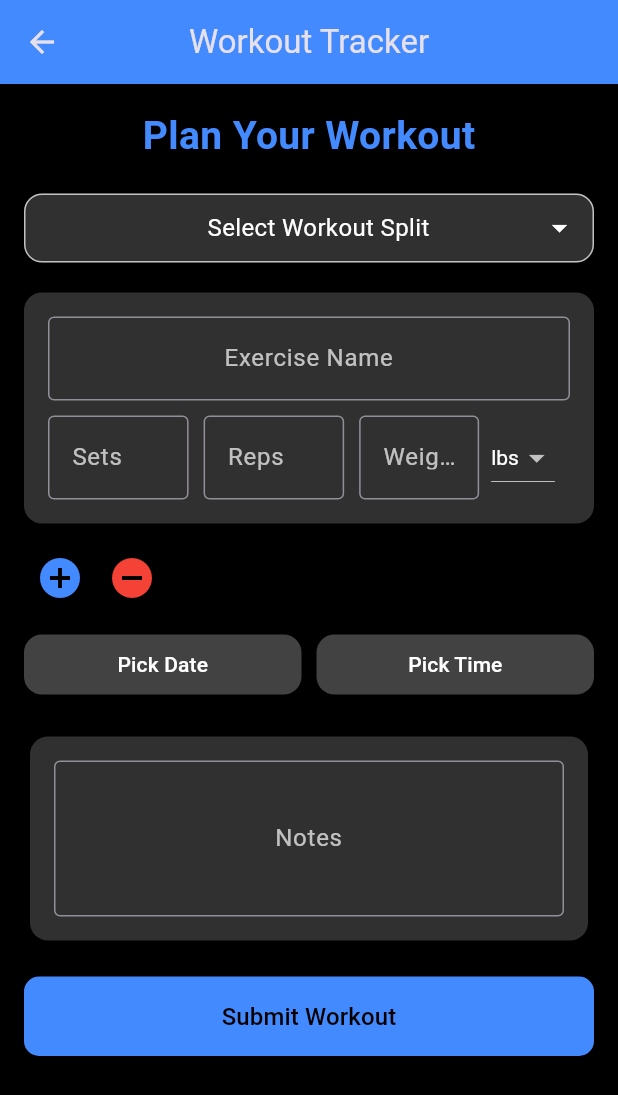
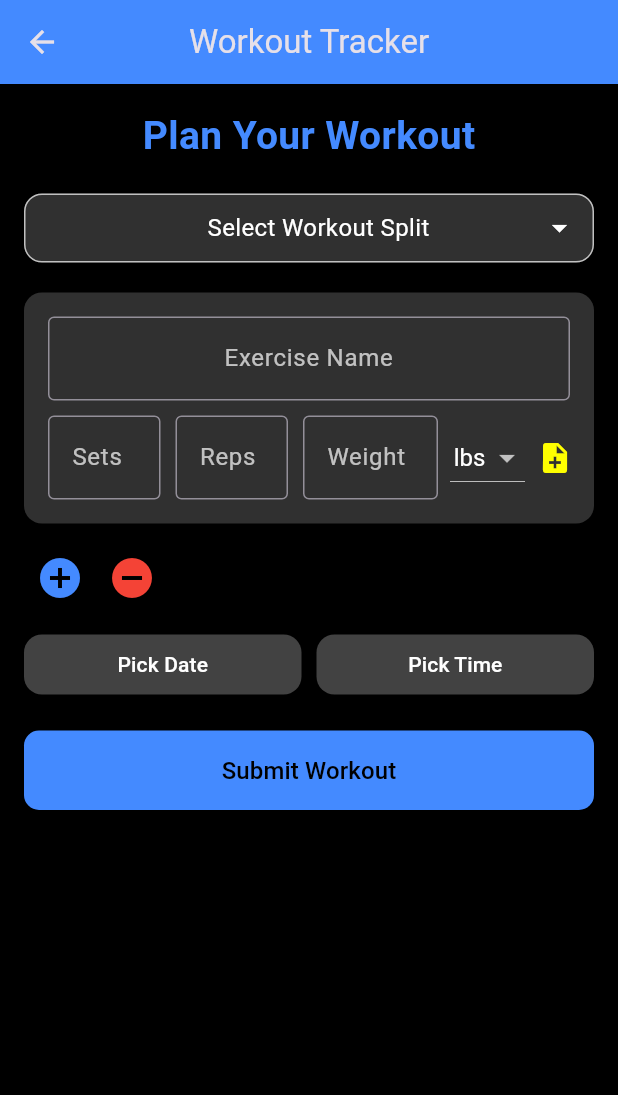
Before and after one commit to WinterArk/WinterArk, a Flutter app: the WorkoutTrackerScreen screen opened directly, on a phone screen of 412 x 824 dp. Shown: the top 1095 px of the screen. Run offline on Flutter 3.47's test engine with Material 3 defaults, Android fonts, the phone set to English and light mode, and no system bars; drawn by our look-alikes of multi_select_flutter; our stand-ins replace shared_preferences, timezone; accounts and stored records are empty.

Commit message:
fixed weightunit being affect by other exercises and added notes button to show notes per exercise yuh

```diff
--- a/lib/past_workouts.dart
+++ b/lib/past_workouts.dart
@@ -4,7 +4,6 @@ import 'package:flutter/material.dart';
 import 'package:shared_preferences/shared_preferences.dart';
 import 'api_service.dart';
 import 'package:intl/intl.dart';
-import 'package:multi_select_flutter/multi_select_flutter.dart';
 
 // Helper function to convert month/day to YYYY-MM-DD format.
 String getDateString(String monthName, int day) {
--- a/lib/workout_planner.dart
+++ b/lib/workout_planner.dart
@@ -11,13 +11,18 @@ class ExerciseEntry {
   final TextEditingController setsController = TextEditingController();
   final TextEditingController repsController = TextEditingController();
   final TextEditingController weightController = TextEditingController();
+  final TextEditingController notesController = TextEditingController();
+
+  bool showNotes = false;
+  String weightUnit;
+  ExerciseEntry({this.weightUnit = "lbs"});
 
   void dispose() {
     exerciseNameController.dispose();
     setsController.dispose();
     repsController.dispose();
     weightController.dispose();
-
+    notesController.dispose();
   }
 }
 
@@ -38,10 +43,8 @@ class _WorkoutTrackerScreenState extends State<WorkoutTrackerScreen> {
   // New state variables for workout details
   final List<String> trainingStyles = ['strength', 'size', 'endurance', 'flexibility'];
   List<ExerciseEntry> exerciseEntries = [];
-  String selectedWeightUnit = "lbs";
   String? selectedExerciseType;
   String? selectedTrainingStyle;
-  final TextEditingController _notesController = TextEditingController();
 
   List<String> workoutSplitOptions = [
   'Push',
@@ -78,7 +81,6 @@ class _WorkoutTrackerScreenState extends State<WorkoutTrackerScreen> {
     for (var entry in exerciseEntries) {
       entry.dispose();
     }
-    _notesController.dispose();
     super.dispose();
   }
 
@@ -163,9 +165,9 @@ class _WorkoutTrackerScreenState extends State<WorkoutTrackerScreen> {
         sets: int.parse(entry.setsController.text.trim()),
         reps: int.parse(entry.repsController.text.trim()),
         weight: double.parse(entry.weightController.text.trim()),
-        weightUnit: selectedWeightUnit,
+        weightUnit: entry.weightUnit,
         date: workoutDate,
-        notes: _notesController.text.trim(),
+        notes: entry.notesController.text.trim(),
         // trainingStyle: selectedTrainingStyle,
       );
     } catch (e) {
@@ -185,7 +187,6 @@ class _WorkoutTrackerScreenState extends State<WorkoutTrackerScreen> {
         entry.dispose();
       }
       exerciseEntries = [ExerciseEntry()];
-      _notesController.clear();
       selectedWorkoutSplits.clear();
       customWorkoutSplitController.clear();
     });
@@ -339,12 +340,11 @@ class _WorkoutTrackerScreenState extends State<WorkoutTrackerScreen> {
                                   ),
                                 ),
                                 const SizedBox(width: 10),
-                                Expanded(
-                                  flex: 3,
-                                  child: Row(
+                                Row(
                                   children: [
+                                    // Weight TextField with fixed width
                                     SizedBox(
-                                        width: 80,
+                                      width: 90,
                                       child: TextField(
                                         controller: entry.weightController,
                                         keyboardType: TextInputType.number,
@@ -357,28 +357,70 @@ class _WorkoutTrackerScreenState extends State<WorkoutTrackerScreen> {
                                       ),
                                     ),
                                     const SizedBox(width: 8),
-                                      DropdownButton<String>(
-                                        value: selectedWeightUnit,
+                                    // Weight unit dropdown with fixed width
+                                    SizedBox(
+                                      width: 50,
+                                      child: DropdownButton<String>(
+                                        isExpanded: true,
+                                        value: entry.weightUnit,
                                         dropdownColor: Colors.grey[800],
-                                        style: const TextStyle(color: Colors.white),
+                                        style: const TextStyle(color: Colors.white, fontSize: 16),
                                         items: <String>["lbs", "kg"].map((String unit) {
                                           return DropdownMenuItem<String>(
                                             value: unit,
-                                            child: Text(unit),
+                                            child: Center(
+                                              child: Text(
+                                                unit,
+                                                textAlign: TextAlign.center,
+                                                style: const TextStyle(color: Colors.white),
+                                              ),
+                                            ),
                                           );
                                         }).toList(),
                                         onChanged: (String? newValue) {
                                           if (newValue != null) {
                                             setState(() {
-                                              selectedWeightUnit = newValue;
+                                              entry.weightUnit = newValue;
                                             });
                                           }
                                         },
                                       ),
+                                    ),
                                   ],
+                                ),
+                                SizedBox(
+                                  width: 30,
+                                  child: IconButton(
+                                    icon: Icon(
+                                      entry.showNotes ? Icons.note : Icons.note_add,
+                                      color: Colors.yellowAccent,
+                                    ),
+                                    onPressed: () {
+                                      setState(() {
+                                        entry.showNotes = !entry.showNotes;
+                                      });
+                                    },
                                   ),
                                 ),
                               ],
+                            ),
+                            if (entry.showNotes)
+                              Padding(
+                                padding: const EdgeInsets.only(top: 8),
+                                child: TextField(
+                                  controller: entry.notesController,
+                                  style: const TextStyle(color: Colors.white),
+                                  decoration: const InputDecoration(
+                                    label: Center(
+                                      child: Text(
+                                        "Notes",
+                                        style: TextStyle(color: Colors.white70),
+                                      ),
+                                    ),
+                                    border: OutlineInputBorder(),
+                                  ),
+                                  maxLines: 2,
+                                ),
                               ),
                           ],
                         ),
@@ -545,35 +587,6 @@ class _WorkoutTrackerScreenState extends State<WorkoutTrackerScreen> {
             //   ),
             // ),
             const SizedBox(height: 20),
-            // Text field for Notes
-            Card(
-              color: Colors.grey[850],
-              shape: RoundedRectangleBorder(
-                borderRadius: BorderRadius.circular(12),
-              ),
-              child: Padding(
-                padding: const EdgeInsets.all(16.0),
-                child: TextField(
-                  controller: _notesController,
-                  style: const TextStyle(color: Colors.white),
-                  decoration: const InputDecoration(
-                    label: Center(
-                      child: Text(
-                        "Notes",
-                        textAlign: TextAlign.center,
-                        style: TextStyle(color: Colors.white70),
-                      ),
-                    ),
-                    border: OutlineInputBorder(),
-                    focusedBorder: OutlineInputBorder(
-                      borderSide: BorderSide(color: Colors.blueAccent),
-                    ),
-                  ),
-                  maxLines: 3,
-                ),
-              ),
-            ),
-            const SizedBox(height: 20),
             // Submit Workout Button
             ElevatedButton(
               onPressed: _submitWorkout,
```
Lines whose indentation alone changed are shown as unchanged.
